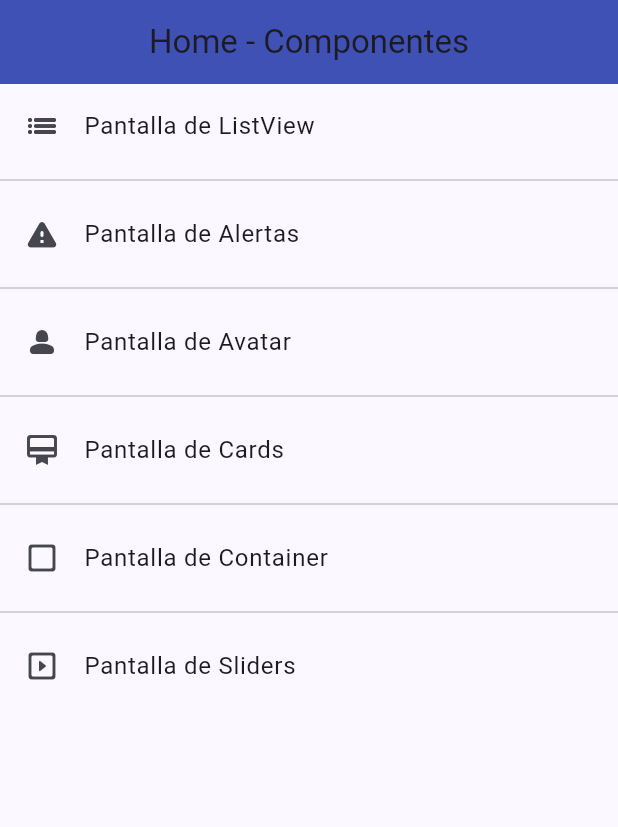
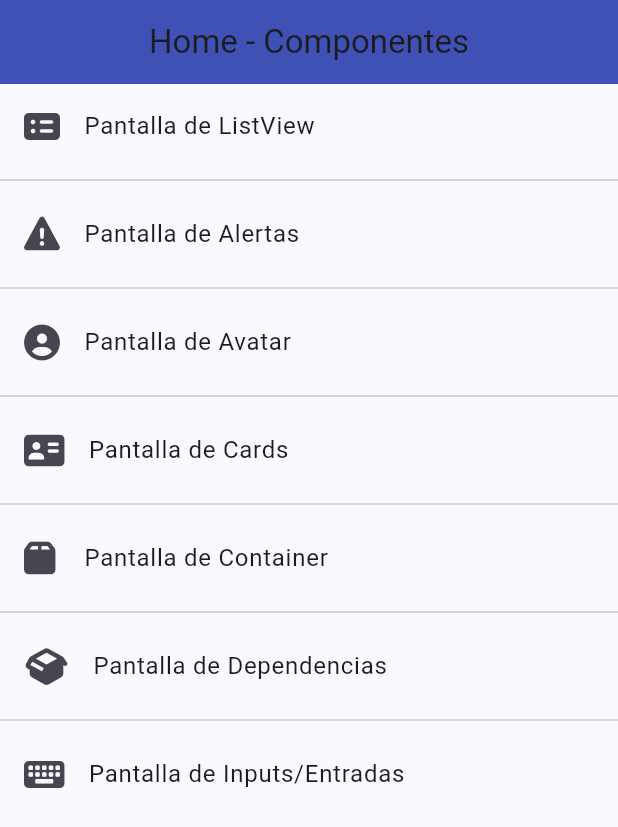
Before and after one commit to GrimmGW/componentes2026_abr, a Flutter app: the screen it shows after launch, on a phone screen of 412 x 824 dp. Shown: the top 827 px of the screen. Run offline on Flutter 3.47's test engine with Material 3 defaults, Android fonts, the phone set to English and light mode, and no system bars; our stand-ins replace font_awesome_flutter, google_nav_bar.

Commit message:
agregamos dependencias al proyecto, iniciando pantalla de inputs y conociendo los Widgets.adaptative

```diff
--- a/lib/models/menu_options.dart
+++ b/lib/models/menu_options.dart
@@ -1,10 +1,11 @@
 import 'package:flutter/material.dart';
+import 'package:font_awesome_flutter/font_awesome_flutter.dart';
 
 class MenuOptions {
 
   final String route;
   final String name;
-  final IconData icon;
+  final FaIconData icon;
   final Widget screen;
 
   MenuOptions({
--- a/lib/routes/app_routes.dart
+++ b/lib/routes/app_routes.dart
@@ -1,6 +1,7 @@
 import 'package:componentes2026_abr/models/menu_options.dart';
 import 'package:componentes2026_abr/screens/screens.dart';
 import 'package:flutter/material.dart';
+import 'package:font_awesome_flutter/font_awesome_flutter.dart';
 
 class AppRoutes {
 
@@ -15,16 +16,19 @@ class AppRoutes {
     '/card' : (BuildContext context) => const CardScreen(),
     '/container' : (BuildContext context) => const ContainerScreen(),
     '/slider' : (BuildContext context) => const SliderScreen(),
+    '/dep' : (BuildContext context) => const DependenciesScreen(),
+    '/inputs' : (BuildContext context) => const InputsScreen(),
 
   };
 
   static final menuOptions = <MenuOptions>[
-    MenuOptions(route: '/listview', name: 'Pantalla de ListView', icon: Icons.list_outlined, screen: const ListviewScreen()),
-    MenuOptions(route: '/alert', name: 'Pantalla de Alertas', icon: Icons.warning_rounded, screen: const AlertScreen()),
-    MenuOptions(route: '/avatar', name: 'Pantalla de Avatar', icon: Icons.person_2_rounded, screen: const AvatarScreen()),
-    MenuOptions(route: '/card', name: 'Pantalla de Cards', icon: Icons.card_membership_rounded, screen: const CardScreen()),
-    MenuOptions(route: '/container', name: 'Pantalla de Container', icon: Icons.check_box_outline_blank_rounded, screen: const ContainerScreen()),
-    MenuOptions(route: '/slider', name: 'Pantalla de Sliders', icon: Icons.slideshow_rounded, screen: const SliderScreen()),
+    MenuOptions(route: '/listview', name: 'Pantalla de ListView', icon: FontAwesomeIcons.solidRectangleList, screen: const ListviewScreen()),
+    MenuOptions(route: '/alert', name: 'Pantalla de Alertas', icon: FontAwesomeIcons.triangleExclamation, screen: const AlertScreen()),
+    MenuOptions(route: '/avatar', name: 'Pantalla de Avatar', icon: FontAwesomeIcons.solidCircleUser, screen: const AvatarScreen()),
+    MenuOptions(route: '/card', name: 'Pantalla de Cards', icon: FontAwesomeIcons.solidAddressCard, screen: const CardScreen()),
+    MenuOptions(route: '/container', name: 'Pantalla de Container', icon: FontAwesomeIcons.box, screen: const ContainerScreen()),
+    MenuOptions(route: '/dep', name: 'Pantalla de Dependencias', icon: FontAwesomeIcons.boxOpen, screen: const DependenciesScreen()),
+    MenuOptions(route: '/inputs', name: 'Pantalla de Inputs/Entradas', icon: FontAwesomeIcons.solidKeyboard, screen: const DependenciesScreen()),
   ];
 
 }
--- a/lib/screens/home_screen.dart
+++ b/lib/screens/home_screen.dart
@@ -1,5 +1,6 @@
 import 'package:componentes2026_abr/routes/app_routes.dart';
 import 'package:flutter/material.dart';
+import 'package:font_awesome_flutter/font_awesome_flutter.dart';
 
 class HomeScreen extends StatelessWidget {
 
@@ -20,7 +21,7 @@ class HomeScreen extends StatelessWidget {
         itemBuilder: (BuildContext context, int index) {
           return ListTile(
             title: Text(AppRoutes.menuOptions[index].name),
-            leading: Icon(AppRoutes.menuOptions[index].icon),
+            leading: FaIcon(AppRoutes.menuOptions[index].icon),
             onTap: () => Navigator.pushNamed(context, AppRoutes.menuOptions[index].route),
           );
         },
--- a/lib/screens/screens.dart
+++ b/lib/screens/screens.dart
@@ -1,3 +1,5 @@
+export 'package:componentes2026_abr/screens/inputs_screen.dart';
+export 'package:componentes2026_abr/screens/dependencies_screen.dart';
 export 'package:componentes2026_abr/screens/alert_screen.dart';
 export 'package:componentes2026_abr/screens/avatar_screen.dart';
 export 'package:componentes2026_abr/screens/card_screen.dart';
--- a/lib/screens/slider_screen.dart
+++ b/lib/screens/slider_screen.dart
@@ -21,7 +21,7 @@ class _SliderScreenState extends State<SliderScreen> {
       ),
       body: Column(
         children: [
-          Slider(
+          Slider.adaptive(
             min: 0,
             max: 100,
             value: _sliderValue,
@@ -32,7 +32,7 @@ class _SliderScreenState extends State<SliderScreen> {
               });
             } : null
           ),
-          SwitchListTile(
+          SwitchListTile.adaptive(
             title: const Text('Terminos y condiciones', style: TextStyle(fontWeight: FontWeight.bold),),
             subtitle: const Text('Al tocar esta casilla, estaras aceptando los terminos y condiciones de la app.'),
             value: _isActive,
```
Also changed, not shown: lib/screens/dependencies_screen.dart (added, +44 -0 lines), lib/screens/inputs_screen.dart (added, +60 -0 lines), pubspec.yaml (+4 -15 lines), pubspec.lock.
